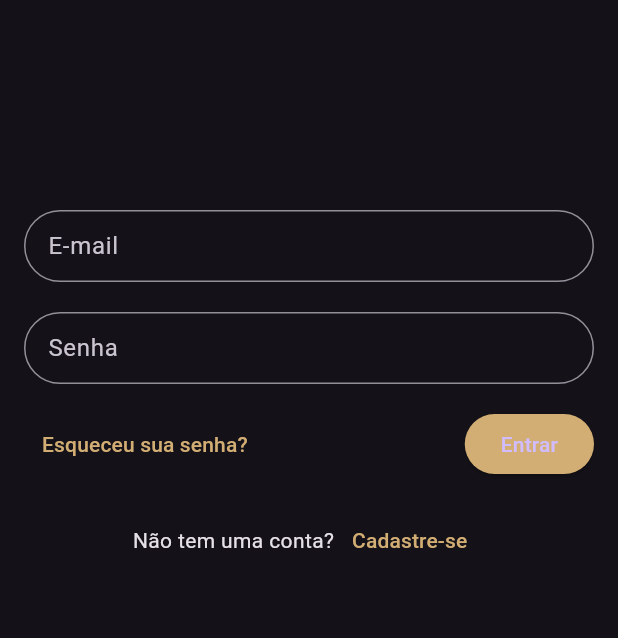
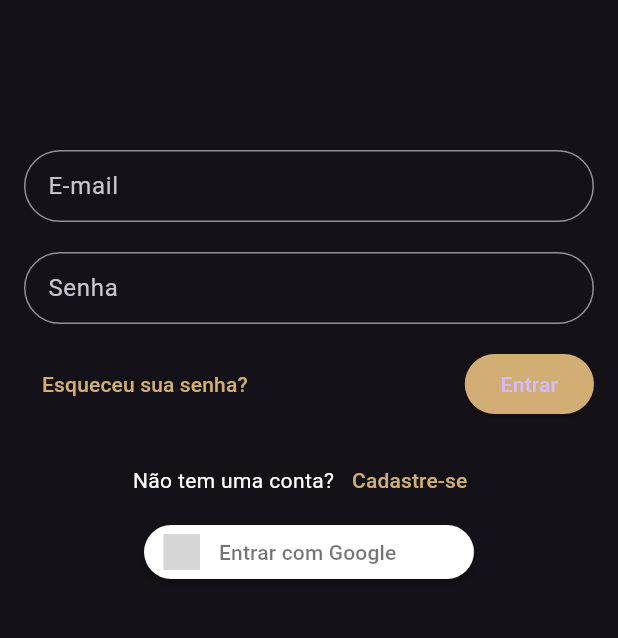
Before and after one commit to viniMirandaCpro/viniciusbankcare, a Flutter app: the screen it shows after launch, on a phone screen of 412 x 824 dp, the part 285-923 px from its top. Run offline on Flutter 3.47's test engine with Material 3 defaults, Android fonts, the phone set to English and light mode, and no system bars; drawn by our look-alikes of sign_in_button; our stand-ins replace google_fonts; Roboto replaces fonts that are missing (Mandali); grey boxes are pictures that could not be loaded.

Commit message:
Alteração na fonte e botao de logar com google

```diff
--- a/lib/main.dart
+++ b/lib/main.dart
@@ -1,8 +1,8 @@
 import 'package:flutter/material.dart';
-import 'package:teste_egberto/login/last_login_page.dart';
-import 'package:teste_egberto/login/login_page.dart';
-import 'package:teste_egberto/login/recovery_page.dart';
-import 'package:teste_egberto/login/register_page.dart';
+import 'package:google_fonts/google_fonts.dart';
+import 'package:teste_egberto/pages/login/login_page.dart';
+import 'package:teste_egberto/pages/login/recovery_page.dart';
+import 'package:teste_egberto/pages/login/register_page.dart';
 
 void main() {
   runApp(const MyApp());
@@ -16,6 +16,7 @@ class MyApp extends StatelessWidget {
     return MaterialApp(
       title: 'Flutter Demo',
       theme: ThemeData.dark().copyWith(
+        textTheme: GoogleFonts.mandaliTextTheme(Typography.whiteCupertino),
         elevatedButtonTheme: ElevatedButtonThemeData(
           style: ElevatedButton.styleFrom(
             backgroundColor: const Color(0xffd3ae74),
--- a/lib/login/last_login_page.dart
+++ b/lib/pages/login/last_login_page.dart
@@ -18,12 +18,12 @@ class LastLoginPage extends StatelessWidget {
               padding: const EdgeInsets.symmetric(horizontal: 16.0),
               child: Column(
                 children: [
-                  TxtFormCustom(
+                  const TxtFormCustom(
                     label: 'E-mail',
                     obscureText: false,
                   ),
                   const SizedBox(height: 20),
-                  TxtFormCustom(
+                  const TxtFormCustom(
                     label: 'Senha',
                     obscureText: true,
                   ),
@@ -35,7 +35,7 @@ class LastLoginPage extends StatelessWidget {
                           onPressed: () {
                             Navigator.of(context).pushNamed('/recovery');
                           },
-                          child: Text('Esqueceu sua senha?')),
+                          child: const Text('Esqueceu sua senha?')),
                       ElevatedButton(
                         onPressed: () {},
                         style: ElevatedButton.styleFrom(
--- a/lib/login/login_page.dart
+++ b/lib/pages/login/login_page.dart
@@ -1,25 +1,26 @@
 import 'package:flutter/material.dart';
 import 'package:teste_egberto/widgets/login_button.dart';
 import 'package:teste_egberto/widgets/logo.dart';
+import 'package:teste_egberto/widgets/my_google_button.dart';
 import 'package:teste_egberto/widgets/recovery_button.dart';
 import 'package:teste_egberto/widgets/register_button.dart';
 import 'package:teste_egberto/widgets/txt_form_custom.dart';
+import 'package:sign_in_button/sign_in_button.dart';
 
 class LoginPage extends StatelessWidget {
   const LoginPage({super.key});
 
   @override
   Widget build(BuildContext context) {
-    return const Scaffold(
+    // ignore: prefer_const_constructors
+    return Scaffold(
       //SingleChildScrollView pra evitar overflow
-      body: SingleChildScrollView(
+      body: const SingleChildScrollView(
         child: Column(
           mainAxisAlignment: MainAxisAlignment.center,
           children: [
-            Logo(
-              paddingv: 80,
-            ),
-            Padding(padding: EdgeInsets.symmetric(vertical: 30)),
+            Logo(paddingv: 80),
+            Padding(padding: EdgeInsets.symmetric(vertical: 10)),
             //form p validar as informações de login
             Form(
               child: Column(
@@ -41,6 +42,7 @@ class LoginPage extends StatelessWidget {
               ),
             ),
             RegisterButton(),
+            MyGoogleButton(),
           ],
         ),
       ),
--- a/lib/login/recovery_page.dart
+++ b/lib/pages/login/recovery_page.dart
@@ -1,5 +1,4 @@
 import 'package:flutter/material.dart';
-import 'package:teste_egberto/widgets/logo.dart';
 import 'package:teste_egberto/widgets/logo_pequena.dart';
 import 'package:teste_egberto/widgets/recuperar_button.dart';
 import 'package:teste_egberto/widgets/texts_recovery.dart';
--- a/lib/login/register_page.dart
+++ b/lib/pages/login/register_page.dart
@@ -1,7 +1,6 @@
 import 'package:flutter/material.dart';
 import 'package:teste_egberto/widgets/cadastro_button.dart';
 import 'package:teste_egberto/widgets/logo.dart';
-import 'package:teste_egberto/widgets/logo_pequena.dart';
 import 'package:teste_egberto/widgets/txt_form_custom.dart';
 import 'package:teste_egberto/widgets/voltar_button.dart';
 
--- a/lib/widgets/cadastro_button.dart
+++ b/lib/widgets/cadastro_button.dart
@@ -8,6 +8,7 @@ class CadastroButton extends StatelessWidget {
     //botao de login
     return ElevatedButton(
       style: ElevatedButton.styleFrom(
+        fixedSize: const Size(150, 40),
         shape: RoundedRectangleBorder(
           borderRadius: BorderRadius.circular(20),
         ),
--- a/lib/widgets/logo_pequena.dart
+++ b/lib/widgets/logo_pequena.dart
@@ -6,7 +6,7 @@ class LogoPequena extends StatelessWidget {
   @override
   Widget build(BuildContext context) {
     return Container(
-      padding: EdgeInsets.only(top: 40, left: 40, right: 40),
+      padding: const EdgeInsets.only(top: 40, left: 40, right: 40),
       child: SizedBox(
         width: 400,
         height: 200,
--- /dev/null
+++ b/lib/widgets/my_google_button.dart
@@ -0,0 +1,18 @@
+import 'package:flutter/material.dart';
+import 'package:sign_in_button/sign_in_button.dart';
+
+class MyGoogleButton extends StatelessWidget {
+  const MyGoogleButton({super.key});
+
+  @override
+  Widget build(BuildContext context) {
+    return SignInButton(
+      Buttons.google,
+      onPressed: () {},
+      text: 'Entrar com Google',
+      shape: RoundedRectangleBorder(
+        borderRadius: BorderRadius.circular(30),
+      ),
+    );
+  }
+}
--- a/lib/widgets/register_button.dart
+++ b/lib/widgets/register_button.dart
@@ -8,12 +8,12 @@ class RegisterButton extends StatelessWidget {
     return Row(
       mainAxisAlignment: MainAxisAlignment.center,
       children: [
-        Text('Não tem uma conta?'),
+        const Text('Não tem uma conta?'),
         TextButton(
           onPressed: () {
             Navigator.of(context).pushNamed('/register');
           },
-          child: Text('Cadastre-se'),
+          child: const Text('Cadastre-se'),
         ),
       ],
     );
--- a/lib/widgets/voltar_button.dart
+++ b/lib/widgets/voltar_button.dart
@@ -7,7 +7,7 @@ class VoltarButton extends StatelessWidget {
   Widget build(BuildContext context) {
     return TextButton(
       onPressed: () => Navigator.of(context).pop(),
-      child: Text(
+      child: const Text(
         'Voltar',
         style: TextStyle(
             fontWeight: FontWeight.bold, decoration: TextDecoration.underline),
--- a/pubspec.yaml
+++ b/pubspec.yaml
@@ -30,8 +30,8 @@ environment:
 dependencies:
   flutter:
     sdk: flutter
-  flutter_signin_button: ^2.0.0
-  google_fonts: ^6.2.0
+  google_fonts: 6.1.0
+  sign_in_button: ^3.0.0
 
 
   # The following adds the Cupertino Icons font to your application.
@@ -63,6 +63,7 @@ flutter:
   # To add assets to your application, add an assets section, like this:
   assets:
     - assets/bankcarelogo.png
+
   #   - images/a_dot_ham.jpeg
 
   # An image asset can refer to one or more resolution-specific "variants", see
```
Also changed, not shown: pubspec.lock.
